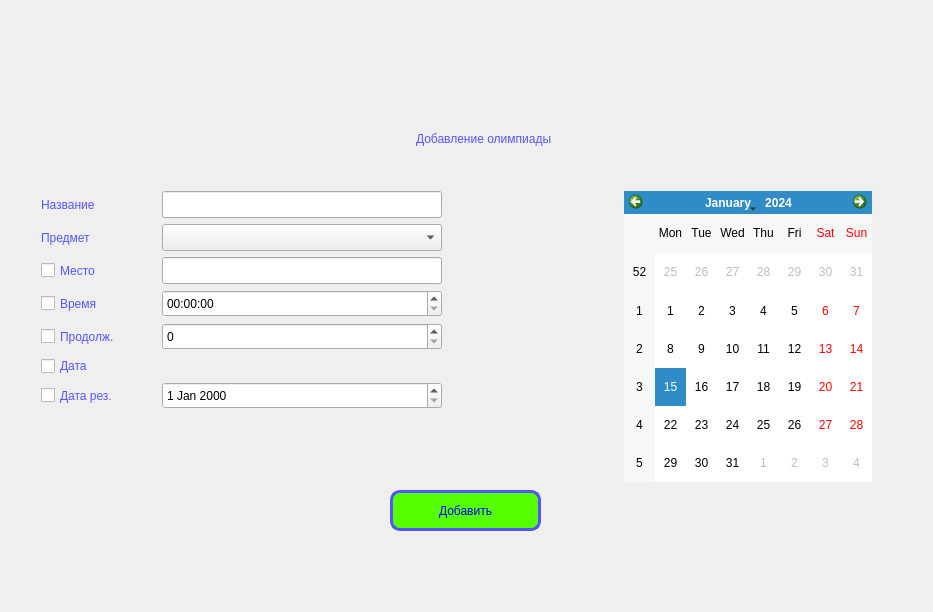
Before: the Qt Designer form add_ol.ui in Mathew5555/The-Olympiad-schedule, drawn with Qt 5.
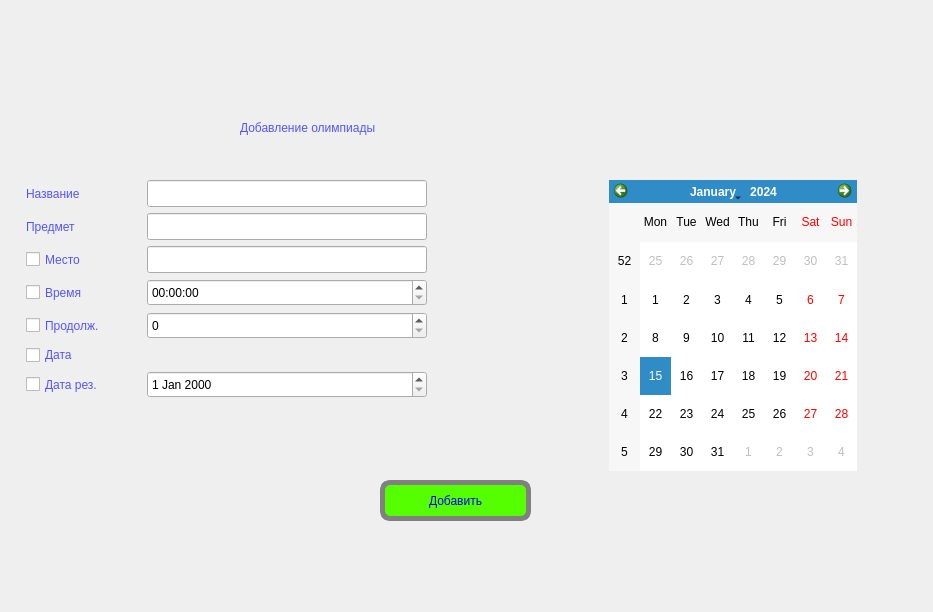
After: the same form once the commit is applied.

Diff of the .ui file:
```diff
--- a/add_ol.ui
+++ b/add_ol.ui
@@ -13,79 +13,39 @@
   <property name="windowTitle">
    <string>Dialog</string>
   </property>
-  <widget class="QWidget" name="layoutWidget">
-   <property name="geometry">
-    <rect>
-     <x>220</x>
-     <y>110</y>
-     <width>528</width>
-     <height>58</height>
-    </rect>
-   </property>
-   <layout class="QHBoxLayout" name="horizontalLayout_7">
-    <item>
-     <spacer name="horizontalSpacer_6">
-      <property name="orientation">
-       <enum>Qt::Horizontal</enum>
-      </property>
-      <property name="sizeHint" stdset="0">
-       <size>
-        <width>40</width>
-        <height>20</height>
-       </size>
-      </property>
-     </spacer>
-    </item>
-    <item>
-     <widget class="QLabel" name="label">
-      <property name="maximumSize">
-       <size>
-        <width>10000000</width>
-        <height>10000000</height>
-       </size>
-      </property>
-      <property name="styleSheet">
-       <string notr="true">color: rgb(85, 85, 255);
-font: italic 28pt &quot;Monotype Corsiva&quot;;
-
-</string>
-      </property>
-      <property name="text">
-       <string>Добавление олимпиады</string>
-      </property>
-     </widget>
-    </item>
-    <item>
-     <spacer name="horizontalSpacer_7">
-      <property name="orientation">
-       <enum>Qt::Horizontal</enum>
-      </property>
-      <property name="sizeHint" stdset="0">
-       <size>
-        <width>40</width>
-        <height>20</height>
-       </size>
-      </property>
-     </spacer>
-    </item>
-   </layout>
-  </widget>
   <widget class="QPushButton" name="pushButton">
    <property name="geometry">
     <rect>
-     <x>390</x>
-     <y>490</y>
+     <x>380</x>
+     <y>480</y>
      <width>151</width>
      <height>41</height>
     </rect>
    </property>
+   <property name="minimumSize">
+    <size>
+     <width>151</width>
+     <height>41</height>
+    </size>
+   </property>
+   <property name="maximumSize">
+    <size>
+     <width>151</width>
+     <height>41</height>
+    </size>
+   </property>
    <property name="styleSheet">
-    <string notr="true">background-color: rgb(85, 255, 0);
+    <string notr="true">#pushButton {
+background-color: rgb(85, 255, 0);
 font: 75 10pt &quot;MS Shell Dlg 2&quot;;
 border-radius: 10px;
-border: 3px solid #5555ff;
+border: 5px solid grey;
 color: blue;
-</string>
+}
+
+#pushButton:hover {
+border: 5px solid #5555ff;
+}</string>
    </property>
    <property name="text">
     <string>Добавить</string>
@@ -94,8 +54,8 @@
   <widget class="QWidget" name="layoutWidget">
    <property name="geometry">
     <rect>
-     <x>41</x>
-     <y>191</y>
+     <x>26</x>
+     <y>180</y>
      <width>831</width>
      <height>291</height>
     </rect>
@@ -180,7 +140,7 @@
              </widget>
             </item>
             <item>
-             <widget class="QComboBox" name="comboBox">
+             <widget class="QLineEdit" name="edit_subject">
               <property name="minimumSize">
                <size>
                 <width>280</width>
@@ -476,6 +436,31 @@
     </item>
    </layout>
   </widget>
+  <widget class="QLabel" name="label">
+   <property name="geometry">
+    <rect>
+     <x>240</x>
+     <y>100</y>
+     <width>418</width>
+     <height>56</height>
+    </rect>
+   </property>
+   <property name="maximumSize">
+    <size>
+     <width>10000000</width>
+     <height>10000000</height>
+    </size>
+   </property>
+   <property name="styleSheet">
+    <string notr="true">color: rgb(85, 85, 255);
+font: italic 28pt &quot;Monotype Corsiva&quot;;
+
+</string>
+   </property>
+   <property name="text">
+    <string>Добавление олимпиады</string>
+   </property>
+  </widget>
  </widget>
  <resources/>
  <connections/>
```
Left out of the diff: 16 changed lines with no effect on the pictures.
